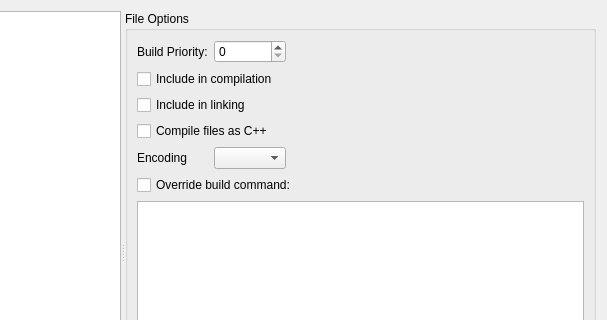
Old version of the form RedPandaIDE/settingsdialog/projectfileswidget.ui in the repository royqh1979/RedPanda-CPP; both pictures show x 146 to 753 and y 0 to 320 of the 753 by 503 pixel window.
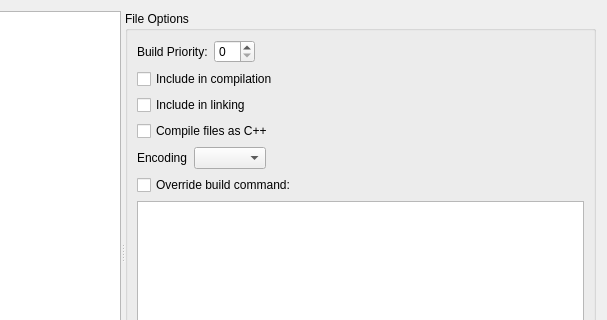
New version of the form.

Commit message: - enhancement: set encoding

```diff
--- a/RedPandaIDE/settingsdialog/projectfileswidget.ui
+++ b/RedPandaIDE/settingsdialog/projectfileswidget.ui
@@ -40,35 +40,49 @@
       <property name="title">
        <string>File Options</string>
       </property>
-      <layout class="QGridLayout" name="gridLayout">
-       <item row="0" column="2">
-        <spacer name="horizontalSpacer">
-         <property name="orientation">
-          <enum>Qt::Horizontal</enum>
-         </property>
-         <property name="sizeHint" stdset="0">
-          <size>
-           <width>40</width>
-           <height>20</height>
-          </size>
-         </property>
-        </spacer>
-       </item>
-       <item row="2" column="0" colspan="3">
-        <widget class="QCheckBox" name="chkLink">
-         <property name="text">
-          <string>Include in linking</string>
-         </property>
-        </widget>
-       </item>
-       <item row="0" column="0">
+      <layout class="QVBoxLayout" name="verticalLayout_2">
+       <item>
+        <widget class="QWidget" name="widget" native="true">
+         <layout class="QHBoxLayout" name="horizontalLayout_2">
+          <property name="leftMargin">
+           <number>0</number>
+          </property>
+          <property name="topMargin">
+           <number>0</number>
+          </property>
+          <property name="rightMargin">
+           <number>0</number>
+          </property>
+          <property name="bottomMargin">
+           <number>0</number>
+          </property>
+          <item>
         <widget class="QLabel" name="label">
          <property name="text">
           <string>Build Priority:</string>
          </property>
         </widget>
        </item>
-       <item row="1" column="0" colspan="3">
+          <item>
+           <widget class="QSpinBox" name="spinPriority"/>
+          </item>
+          <item>
+           <spacer name="horizontalSpacer">
+            <property name="orientation">
+             <enum>Qt::Horizontal</enum>
+            </property>
+            <property name="sizeHint" stdset="0">
+             <size>
+              <width>40</width>
+              <height>20</height>
+             </size>
+            </property>
+           </spacer>
+          </item>
+         </layout>
+        </widget>
+       </item>
+       <item>
         <widget class="QCheckBox" name="chkCompile">
          <property name="enabled">
           <bool>true</bool>
@@ -78,36 +92,75 @@
          </property>
         </widget>
        </item>
-       <item row="3" column="0" colspan="3">
+       <item>
+        <widget class="QCheckBox" name="chkLink">
+         <property name="text">
+          <string>Include in linking</string>
+         </property>
+        </widget>
+       </item>
+       <item>
         <widget class="QCheckBox" name="chkCompileAsCPP">
          <property name="text">
           <string>Compile files as C++</string>
          </property>
         </widget>
        </item>
-       <item row="4" column="0">
+       <item>
+        <widget class="QWidget" name="widget_2" native="true">
+         <layout class="QHBoxLayout" name="horizontalLayout">
+          <property name="leftMargin">
+           <number>0</number>
+          </property>
+          <property name="topMargin">
+           <number>0</number>
+          </property>
+          <property name="rightMargin">
+           <number>0</number>
+          </property>
+          <property name="bottomMargin">
+           <number>0</number>
+          </property>
+          <item>
         <widget class="QLabel" name="label_2">
          <property name="text">
           <string>Encoding</string>
          </property>
         </widget>
        </item>
-       <item row="0" column="1">
-        <widget class="QSpinBox" name="spinPriority"/>
-       </item>
-       <item row="4" column="1">
-        <widget class="QComboBox" name="cbEncoding"/>
-       </item>
-       <item row="6" column="0" colspan="3">
-        <widget class="QPlainTextEdit" name="txtBuildCommand"/>
+          <item>
+           <widget class="QComboBox" name="cbEncoding">
+            <property name="sizeAdjustPolicy">
+             <enum>QComboBox::AdjustToContents</enum>
+            </property>
+           </widget>
+          </item>
+          <item>
+           <spacer name="horizontalSpacer_2">
+            <property name="orientation">
+             <enum>Qt::Horizontal</enum>
+            </property>
+            <property name="sizeHint" stdset="0">
+             <size>
+              <width>40</width>
+              <height>20</height>
+             </size>
+            </property>
+           </spacer>
+          </item>
+         </layout>
+        </widget>
        </item>
-       <item row="5" column="0" colspan="3">
+       <item>
         <widget class="QCheckBox" name="chkOverrideBuildCommand">
          <property name="text">
           <string>Override build command:</string>
          </property>
         </widget>
        </item>
+       <item>
+        <widget class="QPlainTextEdit" name="txtBuildCommand"/>
+       </item>
       </layout>
      </widget>
     </widget>
```
Lines whose indentation alone changed are shown as unchanged. The commit also changes 7 other files.
